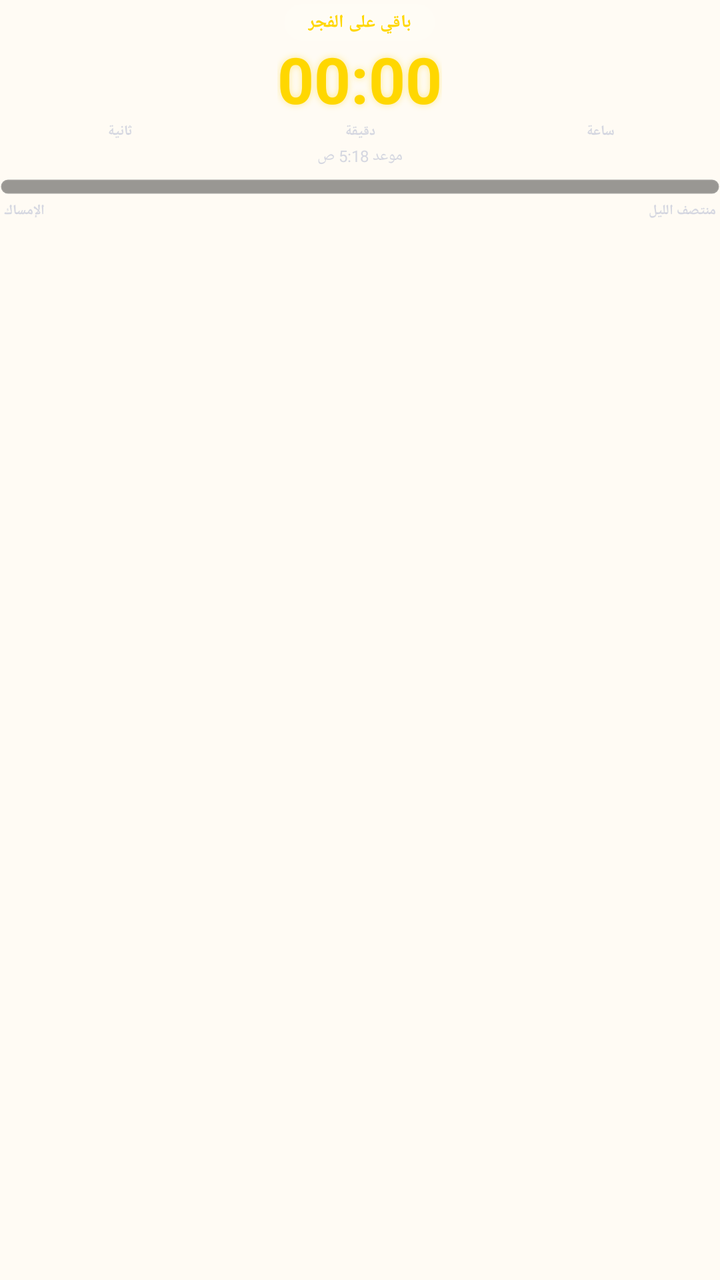
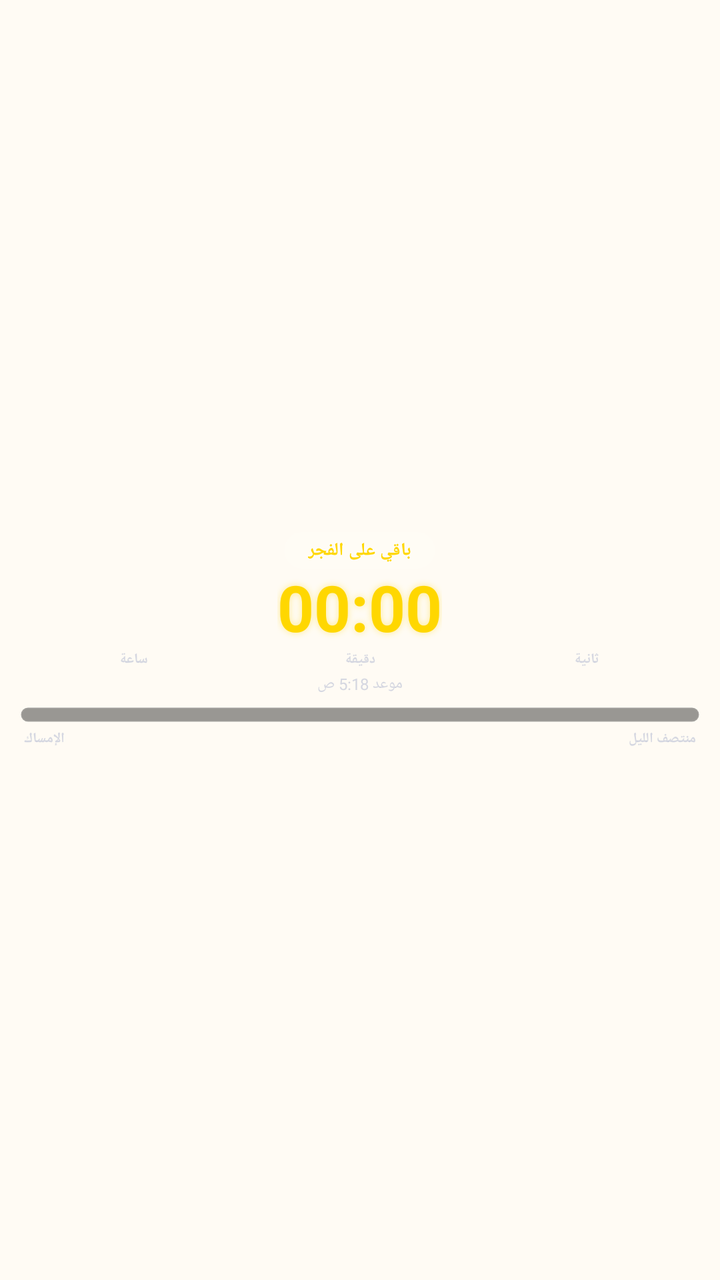

The first picture is an Android layout as it rendered before a commit; the second is the same layout after the commit. The layout source and the unified diff follow.
<!-- AndroidManifest.xml: application theme Theme.Caliq -->
<!-- res/layout/widget_chrono_large.xml -->
<?xml version="1.0" encoding="utf-8"?>
<LinearLayout xmlns:android="http://schemas.android.com/apk/res/android"
    android:layout_width="match_parent"
    android:layout_height="wrap_content"
    android:layoutDirection="rtl"
    android:gravity="center_horizontal"
    android:orientation="vertical"
    android:paddingTop="2dp"
    android:paddingBottom="2dp">

    <TextView
        android:id="@+id/widget_chrono_label"
        android:layout_width="wrap_content"
        android:layout_height="wrap_content"
        android:background="@drawable/widget_label_pill"
        android:maxLines="1"
        android:paddingStart="12dp"
        android:paddingTop="3dp"
        android:paddingEnd="12dp"
        android:paddingBottom="3dp"
        android:text="باقي على الفجر"
        android:textColor="#FFFFD700"
        android:textSize="9sp"
        android:textStyle="bold" />

    <Chronometer
        android:id="@+id/widget_chrono"
        android:layout_width="wrap_content"
        android:layout_height="wrap_content"
        android:layoutDirection="ltr"
        android:layout_marginTop="2dp"
        android:includeFontPadding="false"
        android:shadowColor="#66FFD700"
        android:shadowDx="0"
        android:shadowDy="0"
        android:shadowRadius="8"
        android:textColor="#FFFFD700"
        android:textSize="32sp"
        android:textStyle="bold" />

    
    <LinearLayout
        android:layout_width="match_parent"
        android:layout_height="wrap_content"
        android:layout_marginTop="1dp"
        android:baselineAligned="false"
        android:orientation="horizontal">

        <TextView
            android:layout_width="0dp"
            android:layout_height="wrap_content"
            android:layout_weight="1"
            android:gravity="center"
            android:text="ساعة"
            android:textColor="#99B9C0D4"
            android:textSize="7sp"
            android:textStyle="bold" />

        <TextView
            android:layout_width="0dp"
            android:layout_height="wrap_content"
            android:layout_weight="1"
            android:gravity="center"
            android:text="دقيقة"
            android:textColor="#99B9C0D4"
            android:textSize="7sp"
            android:textStyle="bold" />

        <TextView
            android:layout_width="0dp"
            android:layout_height="wrap_content"
            android:layout_weight="1"
            android:gravity="center"
            android:text="ثانية"
            android:textColor="#99B9C0D4"
            android:textSize="7sp"
            android:textStyle="bold" />
    </LinearLayout>

    <TextView
        android:id="@+id/widget_chrono_target"
        android:layout_width="wrap_content"
        android:layout_height="wrap_content"
        android:layout_marginTop="2dp"
        android:maxLines="1"
        android:text="موعد 5:18 ص"
        android:textColor="#99B9C0D4"
        android:textSize="8sp" />

    
    <ProgressBar
        android:id="@+id/widget_chrono_progress_day"
        style="?android:attr/progressBarStyleHorizontal"
        android:layout_width="match_parent"
        android:layout_height="8dp"
        android:layout_marginTop="6dp"
        android:max="100"
        android:progress="0"
        android:progressDrawable="@drawable/widget_progress_day" />

    <ProgressBar
        android:id="@+id/widget_chrono_progress_night"
        style="?android:attr/progressBarStyleHorizontal"
        android:layout_width="match_parent"
        android:layout_height="8dp"
        android:layout_marginTop="6dp"
        android:max="100"
        android:progress="0"
        android:visibility="gone"
        android:progressDrawable="@drawable/widget_progress_night" />

    
    <LinearLayout
        android:layout_width="match_parent"
        android:layout_height="wrap_content"
        android:layout_marginTop="3dp"
        android:baselineAligned="false"
        android:orientation="horizontal"
        android:paddingStart="2dp"
        android:paddingEnd="2dp">

        <TextView
            android:id="@+id/widget_progress_start"
            android:layout_width="0dp"
            android:layout_height="wrap_content"
            android:layout_weight="1"
            android:maxLines="1"
            android:text="منتصف الليل"
            android:textColor="#99B9C0D4"
            android:textSize="7sp"
            android:textStyle="bold" />

        <TextView
            android:id="@+id/widget_progress_end"
            android:layout_width="wrap_content"
            android:layout_height="wrap_content"
            android:maxLines="1"
            android:text="الإمساك"
            android:textColor="#99B9C0D4"
            android:textSize="7sp"
            android:textStyle="bold" />
    </LinearLayout>
</LinearLayout>
<!-- resources referenced by this layout -->
<resources>
  <!-- drawable widget_label_pill (drawable) -->
  <?xml version="1.0" encoding="utf-8"?>
  <shape xmlns:android="http://schemas.android.com/apk/res/android"
      android:shape="rectangle">
      <solid android:color="#1FFFFFFF" />
      <corners android:radius="99dp" />
  </shape>
  <!-- drawable widget_progress_day (drawable) -->
  <?xml version="1.0" encoding="utf-8"?>
  <layer-list xmlns:android="http://schemas.android.com/apk/res/android">
      <item android:id="@android:id/background">
          <shape android:shape="rectangle">
              <solid android:color="#66000000" />
              <corners android:radius="9999px" />
              <stroke
                  android:width="1dp"
                  android:color="#14FFFFFF" />
          </shape>
      </item>
      <item android:id="@android:id/progress">
          <clip>
              <shape android:shape="rectangle">
                  <gradient
                      android:angle="0"
                      android:startColor="#FFE066"
                      android:centerColor="#FF9F1C"
                      android:endColor="#E71D36" />
                  <corners android:radius="9999px" />
              </shape>
          </clip>
      </item>
  </layer-list>
  <!-- drawable widget_progress_night (drawable) -->
  <?xml version="1.0" encoding="utf-8"?>
  <layer-list xmlns:android="http://schemas.android.com/apk/res/android">
      <item android:id="@android:id/background">
          <shape android:shape="rectangle">
              <solid android:color="#66000000" />
              <corners android:radius="9999px" />
              <stroke
                  android:width="1dp"
                  android:color="#14FFFFFF" />
          </shape>
      </item>
      <item android:id="@android:id/progress">
          <clip>
              <shape android:shape="rectangle">
                  <gradient
                      android:angle="0"
                      android:startColor="#80A1D4"
                      android:centerColor="#C0D6DF"
                      android:endColor="#F2F5EA" />
                  <corners android:radius="9999px" />
              </shape>
          </clip>
      </item>
  </layer-list>
  <style name="Theme.Caliq" parent="@android:style/Theme.Material.Light.NoActionBar">
          <item name="android:statusBarColor">@android:color/transparent</item>
          <item name="android:navigationBarColor">@android:color/transparent</item>
          <item name="android:windowLightStatusBar">true</item>
          <item name="android:windowLightNavigationBar">true</item>
          <item name="android:windowLayoutInDisplayCutoutMode">shortEdges</item>
          <item name="android:windowBackground">@drawable/app_background_light</item>
          
          <item name="android:forceDarkAllowed">false</item>
          <item name="android:windowActionModeOverlay">true</item>
      </style>
  <!-- drawable app_background_light (drawable) -->
  <?xml version="1.0" encoding="utf-8"?>
  <shape xmlns:android="http://schemas.android.com/apk/res/android"
      android:shape="rectangle">
      <solid android:color="#FFFBF4" />
  </shape>
</resources>

<!-- the commit's change to res/layout/widget_chrono_large.xml (unified diff, before → after) -->
@@ -1,12 +1,12 @@
 <?xml version="1.0" encoding="utf-8"?>
 <LinearLayout xmlns:android="http://schemas.android.com/apk/res/android"
     android:layout_width="match_parent"
-    android:layout_height="wrap_content"
+    android:layout_height="match_parent"
     android:layoutDirection="rtl"
-    android:gravity="center_horizontal"
+    android:gravity="center_horizontal|center_vertical"
     android:orientation="vertical"
-    android:paddingTop="2dp"
-    android:paddingBottom="2dp">
+    android:paddingStart="10dp"
+    android:paddingEnd="10dp">
 
     <TextView
         android:id="@+id/widget_chrono_label"
@@ -44,6 +44,7 @@
         android:layout_height="wrap_content"
         android:layout_marginTop="1dp"
         android:baselineAligned="false"
+        android:layoutDirection="ltr"
         android:orientation="horizontal">
 
         <TextView
